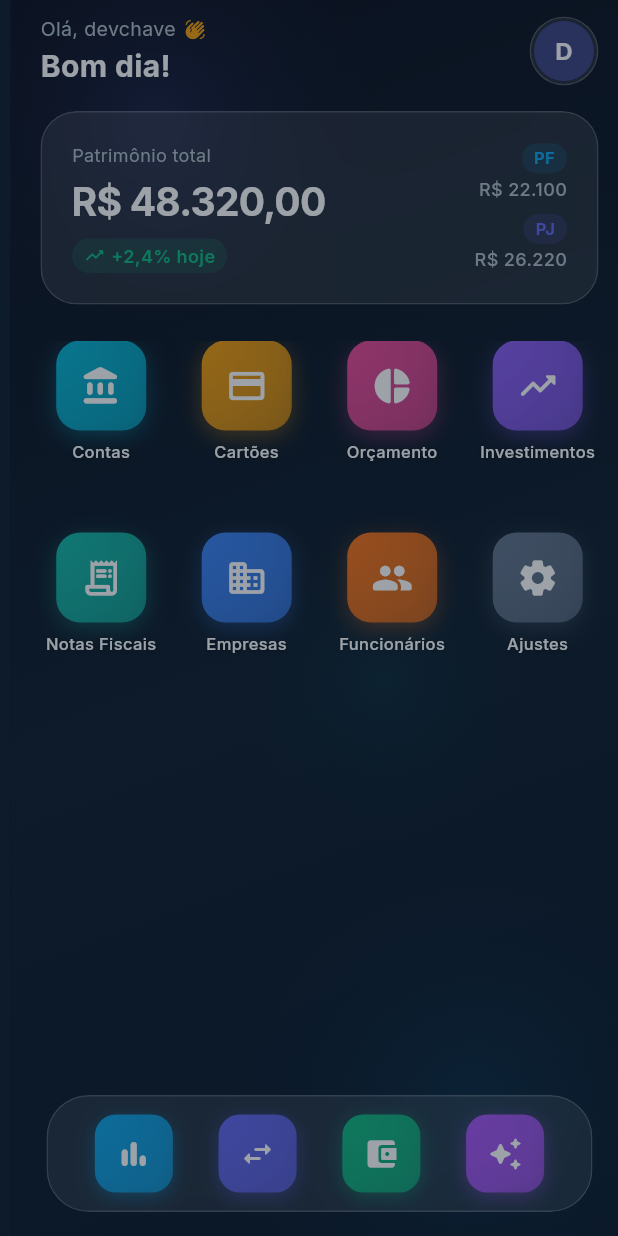
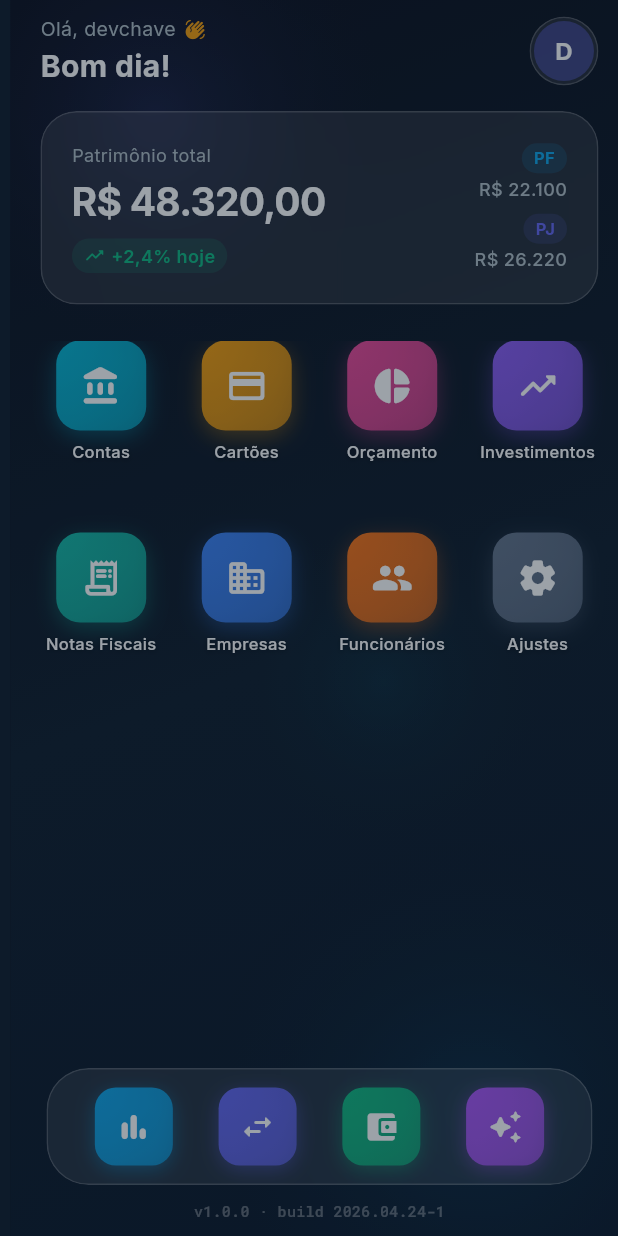
Before and after one commit to devchave/MaestroFinancas, a Flutter app: the PresentationScreen screen opened by its route, after a tap on "Começar agora", after a tap on "Entrar", on a phone screen of 412 x 824 dp. Run offline on Flutter 3.47's test engine with Material 3 defaults, Android fonts, the phone set to English and light mode, and no system bars; drawn by our look-alikes of flutter_animate; our stand-ins replace go_router, google_fonts.

Commit message:
Show app version on every screen
- AppVersion constants (version + buildTag)
- VersionBadge widget: subtle monospace badge with version/build
- Added to: landing footer, presentation, login, home (below dock),
  and ToolScaffold sidebar bottom (covers all 12 tool screens)

https://claude.ai/code/session_011YfDwKA5sEXCSYcbTsZePf

```diff
--- /dev/null
+++ b/app/lib/config/app_version.dart
@@ -0,0 +1,8 @@
+/// Versão do app. Atualize `buildTag` a cada build para
+/// verificar qual versão está rodando no ambiente.
+class AppVersion {
+  static const String version = '1.0.0';
+  static const String buildTag = '2026.04.24-1';
+
+  static String get full => 'v$version · build $buildTag';
+}
--- a/app/lib/screens/home/home_screen.dart
+++ b/app/lib/screens/home/home_screen.dart
@@ -6,6 +6,7 @@ import '../../models/app_tool.dart';
 import '../../theme/app_colors.dart';
 import '../../widgets/animated_background.dart';
 import '../../widgets/glass_container.dart';
+import '../../widgets/version_badge.dart';
 
 class HomeScreen extends StatefulWidget {
   const HomeScreen({super.key});
@@ -119,7 +120,9 @@ class _HomeScreenState extends State<HomeScreen> {
               // Dock
               _Dock(),
 
-              const SizedBox(height: 16),
+              const SizedBox(height: 10),
+              const VersionBadge(),
+              const SizedBox(height: 10),
             ],
           ),
         ),
--- a/app/lib/screens/landing/landing_screen.dart
+++ b/app/lib/screens/landing/landing_screen.dart
@@ -5,6 +5,7 @@ import 'package:google_fonts/google_fonts.dart';
 import '../../theme/app_colors.dart';
 import '../../widgets/brand_name.dart';
 import '../../widgets/glass_container.dart';
+import '../../widgets/version_badge.dart';
 
 class LandingScreen extends StatelessWidget {
   const LandingScreen({super.key});
@@ -1151,6 +1152,8 @@ class _Footer extends StatelessWidget {
               letterSpacing: 0.3,
             ),
           ),
+          const SizedBox(height: 10),
+          const VersionBadge(),
         ],
       ),
     );
--- a/app/lib/screens/login/login_screen.dart
+++ b/app/lib/screens/login/login_screen.dart
@@ -5,6 +5,7 @@ import 'package:google_fonts/google_fonts.dart';
 import '../../theme/app_colors.dart';
 import '../../widgets/animated_background.dart';
 import '../../widgets/glass_container.dart';
+import '../../widgets/version_badge.dart';
 
 class LoginScreen extends StatefulWidget {
   const LoginScreen({super.key});
@@ -269,6 +270,8 @@ class _LoginScreenState extends State<LoginScreen> {
                         ),
                       ],
                     ).animate().fadeIn(delay: 600.ms),
+                    const SizedBox(height: 20),
+                    const VersionBadge().animate().fadeIn(delay: 800.ms),
                   ],
                 ),
               ),
--- a/app/lib/screens/presentation/presentation_screen.dart
+++ b/app/lib/screens/presentation/presentation_screen.dart
@@ -5,6 +5,7 @@ import 'package:google_fonts/google_fonts.dart';
 import '../../theme/app_colors.dart';
 import '../../widgets/animated_background.dart';
 import '../../widgets/glass_container.dart';
+import '../../widgets/version_badge.dart';
 
 class PresentationScreen extends StatelessWidget {
   const PresentationScreen({super.key});
@@ -139,6 +140,10 @@ class PresentationScreen extends StatelessWidget {
                         ),
                       ),
                     ).animate().fadeIn(delay: 1000.ms),
+                    const SizedBox(height: 28),
+                    const VersionBadge()
+                        .animate()
+                        .fadeIn(delay: 1200.ms),
                   ],
                 ),
               ),
--- a/app/lib/widgets/tool_scaffold.dart
+++ b/app/lib/widgets/tool_scaffold.dart
@@ -4,6 +4,7 @@ import 'package:google_fonts/google_fonts.dart';
 import '../models/app_tool.dart';
 import '../theme/app_colors.dart';
 import 'animated_background.dart';
+import 'version_badge.dart';
 
 const _kCollapsed = 64.0;
 const _kExpanded = 240.0;
@@ -185,6 +186,12 @@ class _DesktopSidebar extends StatelessWidget {
             expanded: expanded,
             onTap: () => context.go('/home'),
           ),
+          if (expanded) ...[
+            const Padding(
+              padding: EdgeInsets.only(bottom: 8),
+              child: VersionBadge(fontSize: 9),
+            ),
+          ],
         ],
       ),
     );
@@ -267,6 +274,10 @@ class _MobileDrawer extends StatelessWidget {
                 Navigator.pop(context);
                 context.go('/home');
               },
+            ),
+            const Padding(
+              padding: EdgeInsets.only(bottom: 8),
+              child: VersionBadge(fontSize: 9),
             ),
           ],
         ),
--- /dev/null
+++ b/app/lib/widgets/version_badge.dart
@@ -0,0 +1,32 @@
+import 'package:flutter/material.dart';
+import 'package:google_fonts/google_fonts.dart';
+import '../config/app_version.dart';
+
+/// Badge discreto que exibe versão + tag do build.
+/// Útil para confirmar qual versão está em produção.
+class VersionBadge extends StatelessWidget {
+  final Color? color;
+  final double fontSize;
+  final TextAlign textAlign;
+
+  const VersionBadge({
+    super.key,
+    this.color,
+    this.fontSize = 10,
+    this.textAlign = TextAlign.center,
+  });
+
+  @override
+  Widget build(BuildContext context) {
+    return Text(
+      AppVersion.full,
+      textAlign: textAlign,
+      style: GoogleFonts.robotoMono(
+        color: color ?? Colors.white.withValues(alpha: 0.35),
+        fontSize: fontSize,
+        fontWeight: FontWeight.w500,
+        letterSpacing: 0.2,
+      ),
+    );
+  }
+}
```
Also changed, not shown: 3 other files.
